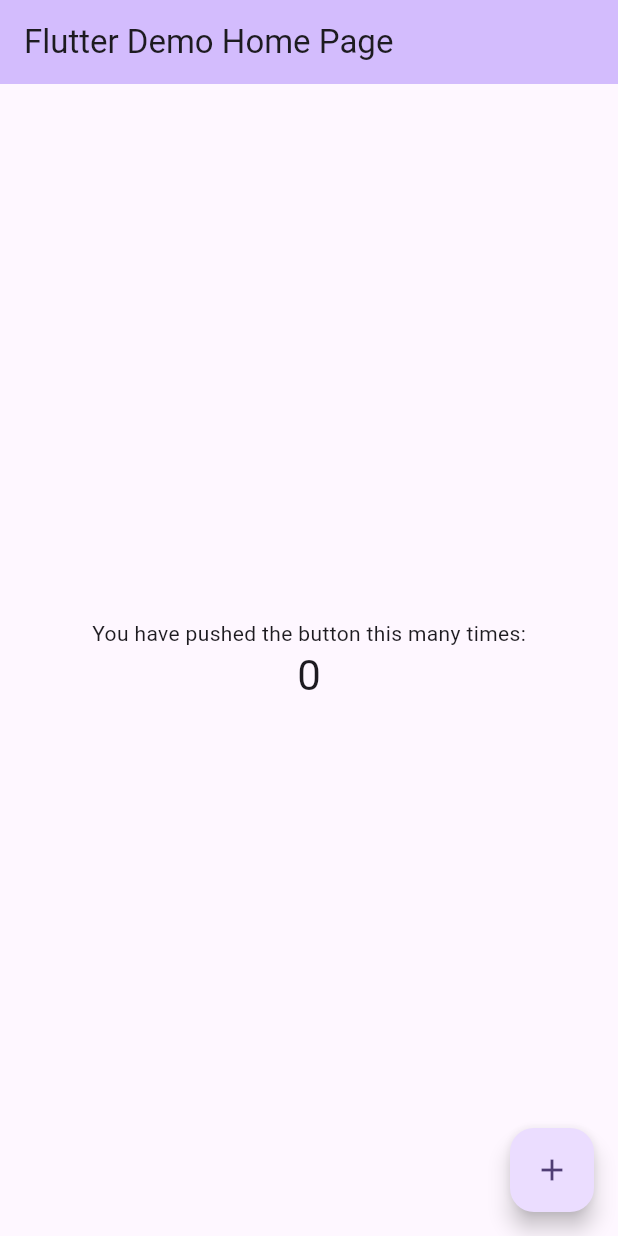
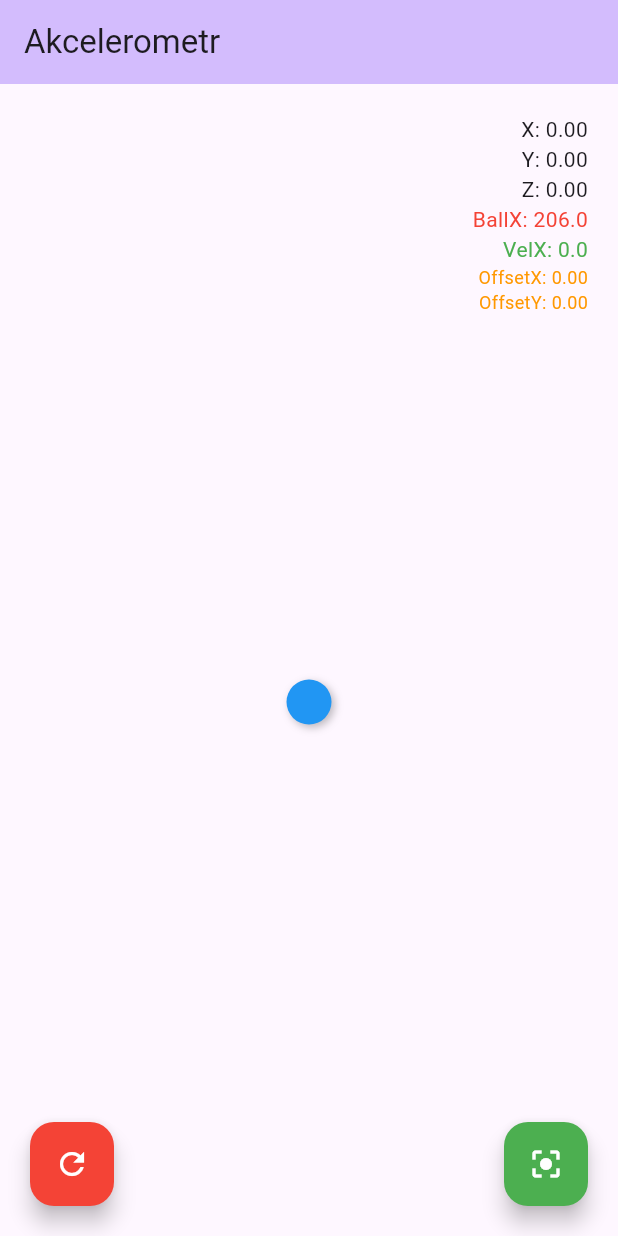
Before and after one commit to Cay00/BalanceGame, a Flutter app: the screen it shows after launch, on a phone screen of 412 x 824 dp. Run offline on Flutter 3.47's test engine with Material 3 defaults, Android fonts, the phone set to English and light mode, and no system bars; our stand-ins replace sensors_plus.

Commit message:
Add balance game with accelerometer control and physics
- Add ball physics with collisions
- Create accelerometer-based control with calibration
- Add responsive UI with data display
- Support surface calibration for any tilt

```diff
--- /dev/null
+++ b/lib/ball_widget.dart
@@ -0,0 +1,40 @@
+import 'package:flutter/material.dart';
+
+/// Widget kulki
+///
+/// Wyświetla obiekt w określonej pozycji
+class BallWidget extends StatelessWidget {
+  final double x;
+  final double y;
+  final double size;
+
+  const BallWidget({
+    super.key,
+    required this.x,
+    required this.y,
+    this.size = 30.0,
+  });
+
+  @override
+  Widget build(BuildContext context) {
+    return Positioned(
+      left: x - size / 2, // Pozycja kulki - połowa szerokości
+      top: y - size / 2, // Pozycja kulki - połowa wysokości
+      child: Container(
+        width: size,
+        height: size,
+        decoration: const BoxDecoration(
+          color: Colors.blue,
+          shape: BoxShape.circle,
+          boxShadow: [
+            BoxShadow(
+              color: Colors.black26,
+              blurRadius: 4,
+              offset: Offset(2, 2),
+            ),
+          ],
+        ),
+      ),
+    );
+  }
+}
--- /dev/null
+++ b/lib/data_panel.dart
@@ -0,0 +1,74 @@
+import 'package:flutter/material.dart';
+
+/// Panel wyświetlający dane z akcelerometru
+///
+/// Pokazuje w prawym górnym rogu:
+/// - Wartości X, Y, Z z akcelerometru
+/// - Pozycję i prędkość kulki
+/// - Offsety kalibracji
+class DataPanel extends StatelessWidget {
+  final double x;
+  final double y;
+  final double z;
+  final double ballX;
+  final double velocityX;
+  final double offsetX;
+  final double offsetY;
+
+  const DataPanel({
+    super.key,
+    required this.x,
+    required this.y,
+    required this.z,
+    required this.ballX,
+    required this.velocityX,
+    required this.offsetX,
+    required this.offsetY,
+  });
+
+  @override
+  Widget build(BuildContext context) {
+    return Positioned(
+      top: 20,
+      right: 20,
+      child: Column(
+        crossAxisAlignment: CrossAxisAlignment.end,
+        children: [
+          // Dane z akcelerometru
+          Text(
+            'X: ${x.toStringAsFixed(2)}',
+            style: const TextStyle(fontSize: 14),
+          ),
+          Text(
+            'Y: ${y.toStringAsFixed(2)}',
+            style: const TextStyle(fontSize: 14),
+          ),
+          Text(
+            'Z: ${z.toStringAsFixed(2)}',
+            style: const TextStyle(fontSize: 14),
+          ),
+
+          // Stan kulki
+          Text(
+            'BallX: ${ballX.toStringAsFixed(1)}',
+            style: const TextStyle(fontSize: 14, color: Colors.red),
+          ),
+          Text(
+            'VelX: ${velocityX.toStringAsFixed(1)}',
+            style: const TextStyle(fontSize: 14, color: Colors.green),
+          ),
+
+          // Offsety kalibracji
+          Text(
+            'OffsetX: ${offsetX.toStringAsFixed(2)}',
+            style: const TextStyle(fontSize: 12, color: Colors.orange),
+          ),
+          Text(
+            'OffsetY: ${offsetY.toStringAsFixed(2)}',
+            style: const TextStyle(fontSize: 12, color: Colors.orange),
+          ),
+        ],
+      ),
+    );
+  }
+}
--- /dev/null
+++ b/lib/game_physics.dart
@@ -0,0 +1,111 @@
+/// Fizyka gry - zarządza ruchem kulki i kolizjami
+///
+/// Zawiera:
+/// - Pozycję i prędkość kulki
+/// - Parametry fizyki (grawitacja, tarcie)
+/// - Kalibrację akcelerometru
+/// - Logikę kolizji ze ścianami
+
+class GamePhysics {
+  // === FIZYKA KULKI ===
+  double ballX = 0.0; // Pozycja kulki w osi X (piksele)
+  double ballY = 0.0; // Pozycja kulki w osi Y (piksele)
+  double velocityX = 0.0; // Prędkość kulki w osi X (piksele/klatka)
+  double velocityY = 0.0; // Prędkość kulki w osi Y (piksele/klatka)
+
+  // === PARAMETRY FIZYKI ===
+  double gravity = 0.1; // Siła grawitacji
+  double friction = 0.95; // Tarcie (0.95 = 5% utraty prędkości na klatkę)
+  double forceMultiplier = 0.5; // Mnożnik siły z akcelerometru
+
+  // === KALIBRACJA AKCELEROMETRU ===
+  double offsetX = 0.0; // Offset X - wartość gdy telefon leży płasko
+  double offsetY = 0.0; // Offset Y - wartość gdy telefon leży płasko
+
+  // === WYMIARY EKRANU ===
+  double screenWidth = 0.0;
+  double screenHeight = 0.0;
+
+  /// Inicjalizuje fizykę z wymiarami ekranu
+  void initialize(double width, double height) {
+    screenWidth = width;
+    screenHeight = height;
+    // Ustaw kulkę na środku ekranu
+    ballX = width / 2;
+    ballY = height / 2;
+  }
+
+  /// Resetuje pozycję kulki na środek ekranu i zatrzymuje ją
+  void resetBall() {
+    ballX = screenWidth / 2;
+    ballY = screenHeight / 2;
+    velocityX = 0.0;
+    velocityY = 0.0;
+  }
+
+  /// Kalibruje akcelerometr - zapisuje aktualne wartości jako "poziom 0"
+  void calibrate(double x, double y) {
+    offsetX = x;
+    offsetY = y;
+    velocityX = 0.0;
+    velocityY = 0.0;
+  }
+
+  /// Aktualizuje fizykę kulki na podstawie danych z akcelerometru
+  ///
+  /// Wykonuje:
+  /// 1. Dodanie siły z akcelerometru do prędkości
+  /// 2. Dodanie grawitacji
+  /// 3. Zastosowanie tarcia
+  /// 4. Aktualizację pozycji kulki
+  /// 5. Detekcję kolizji ze ścianami i odbicia
+  void updatePhysics(double accelX, double accelY) {
+    // === DODAJ SIŁĘ Z AKCELEROMETRU ===
+    // Używa offsetów z kalibracji - różnica od "poziomu 0"
+    velocityX += -(accelX - offsetX) * forceMultiplier; // X akcelerometru → ruch w lewo/prawo
+    velocityY += (accelY - offsetY) * forceMultiplier; // Y akcelerometru → ruch w górę/dół
+
+    // === GRAWITACJA ===
+    // Działa tylko gdy telefon jest znacząco pochylony w obu osiach względem skalibrowanej pozycji
+    if ((accelX - offsetX).abs() > 0.1 || (accelY - offsetY).abs() > 0.1) {
+      // Próg 0.1 dla znaczącego pochylenia
+      velocityY += gravity;
+    }
+
+    // === TARCIE ===
+    // Spowalnia kulkę (0.95 = 5% utraty prędkości na klatkę)
+    velocityX *= friction;
+    velocityY *= friction;
+
+    // === AKTUALIZACJA POZYCJI ===
+    ballX += velocityX;
+    ballY += velocityY;
+
+    // === KOLIZJE ZE ŚCIANAMI ===
+    _handleCollisions();
+  }
+
+  /// Obsługuje kolizje kulki ze ścianami ekranu
+  void _handleCollisions() {
+    // Lewa ściana
+    if (ballX < 15) {
+      ballX = 15;
+      velocityX = -velocityX * 0.8; // Odbicie z utratą 20% energii
+    }
+    // Prawa ściana
+    if (ballX > screenWidth - 15) {
+      ballX = screenWidth - 15;
+      velocityX = -velocityX * 0.8;
+    }
+    // Górna ściana
+    if (ballY < 15) {
+      ballY = 15;
+      velocityY = -velocityY * 0.8;
+    }
+    // Dolna ściana (zostaw miejsce na AppBar)
+    if (ballY > screenHeight - 100) {
+      ballY = screenHeight - 100;
+      velocityY = -velocityY * 0.8;
+    }
+  }
+}
--- a/lib/main.dart
+++ b/lib/main.dart
@@ -1,51 +1,39 @@
+import 'dart:async';
 import 'package:flutter/material.dart';
+import 'package:sensors_plus/sensors_plus.dart';
+import 'game_physics.dart';
+import 'ball_widget.dart';
+import 'data_panel.dart';
 
+/// Aplikacja Balance Game - gra z kulką sterowaną akcelerometrem
+///
+/// Gra polega na sterowaniu kulką poprzez pochylanie telefonu.
+/// Kulka reaguje na dane z akcelerometru i porusza się z fizyką
+/// (prędkość, tarcie, grawitacja, odbicia od ścian).
 void main() {
   runApp(const MyApp());
 }
 
+/// Główny widget aplikacji
 class MyApp extends StatelessWidget {
   const MyApp({super.key});
 
-  // This widget is the root of your application.
   @override
   Widget build(BuildContext context) {
     return MaterialApp(
-      title: 'Flutter Demo',
+      title: 'Balance Game - Akcelerometr',
+      debugShowCheckedModeBanner: false, // Ukrywa "DEBUG" banner w rogu
       theme: ThemeData(
-        // This is the theme of your application.
-        //
-        // TRY THIS: Try running your application with "flutter run". You'll see
-        // the application has a purple toolbar. Then, without quitting the app,
-        // try changing the seedColor in the colorScheme below to Colors.green
-        // and then invoke "hot reload" (save your changes or press the "hot
-        // reload" button in a Flutter-supported IDE, or press "r" if you used
-        // the command line to start the app).
-        //
-        // Notice that the counter didn't reset back to zero; the application
-        // state is not lost during the reload. To reset the state, use hot
-        // restart instead.
-        //
-        // This works for code too, not just values: Most code changes can be
-        // tested with just a hot reload.
         colorScheme: ColorScheme.fromSeed(seedColor: Colors.deepPurple),
       ),
-      home: const MyHomePage(title: 'Flutter Demo Home Page'),
+      home: const MyHomePage(title: 'Akcelerometr'),
     );
   }
 }
 
+/// Główna strona gry z kulką i akcelerometrem
 class MyHomePage extends StatefulWidget {
   const MyHomePage({super.key, required this.title});
-
-  // This widget is the home page of your application. It is stateful, meaning
-  // that it has a State object (defined below) that contains fields that affect
-  // how it looks.
-
-  // This class is the configuration for the state. It holds the values (in this
-  // case the title) provided by the parent (in this case the App widget) and
-  // used by the build method of the State. Fields in a Widget subclass are
-  // always marked "final".
 
   final String title;
 
@@ -53,70 +41,146 @@ class MyHomePage extends StatefulWidget {
   State<MyHomePage> createState() => _MyHomePageState();
 }
 
+/// Stan głównej strony gry
+///
+/// Zarządza wszystkimi danymi gry i fizyką kulki
 class _MyHomePageState extends State<MyHomePage> {
-  int _counter = 0;
+  // === DANE Z AKCELEROMETRU ===
+  double _x = 0.0; // Wartość X akcelerometru (pochylanie w lewo/prawo)
+  double _y = 0.0; // Wartość Y akcelerometru (pochylanie w górę/dół)
+  double _z = 0.0; // Wartość Z akcelerometru (obrót telefonu)
 
-  void _incrementCounter() {
-    setState(() {
-      // This call to setState tells the Flutter framework that something has
-      // changed in this State, which causes it to rerun the build method below
-      // so that the display can reflect the updated values. If we changed
-      // _counter without calling setState(), then the build method would not be
-      // called again, and so nothing would appear to happen.
-      _counter++;
+  // === FIZYKA GRY ===
+  late GamePhysics _physics;
+
+  // === SUBSCRIPTIONS I TIMERY ===
+  StreamSubscription<AccelerometerEvent>?
+      _accelerometerSubscription; // Pobieranie danych akcelerometru
+  Timer? _physicsTimer; // Timer dla pętli fizyki (60 FPS)
+
+  /// Inicjalizacja komponentu
+  ///
+  /// Uruchamia:
+  /// - Pętlę fizyki (60 FPS = co 16ms)
+  /// - Pobieranie danych z akcelerometru
+  @override
+  void initState() {
+    super.initState();
+
+    // Inicjalizuj fizykę gry
+    _physics = GamePhysics();
+
+    // Uruchom pętlę fizyki (60 FPS = co 16ms)
+    _physicsTimer = Timer.periodic(const Duration(milliseconds: 16), (timer) {
+      _updatePhysics();
+    });
+
+    // Pobieraj dane z akcelerometru
+    _accelerometerSubscription = accelerometerEvents.listen((
+      AccelerometerEvent event,
+    ) {
+      setState(() {
+        _x = event.x; // Pochylanie w lewo/prawo
+        _y = event.y; // Pochylanie w górę/dół
+        _z = event.z; // Obrót telefonu
+      });
     });
   }
 
+  /// Aktualizuje fizykę gry
+  void _updatePhysics() {
+    _physics.updatePhysics(_x, _y);
+    setState(() {}); // Odśwież UI
+  }
+
+  /// Resetuje pozycję kulki na środek ekranu i zatrzymuje ją
+  void _resetBall() {
+    _physics.resetBall();
+    setState(() {});
+  }
+
+  /// Kalibruje akcelerometr - zapisuje aktualne wartości jako "poziom 0"
+  void _calibrate() {
+    _physics.calibrate(_x, _y);
+    setState(() {});
+  }
+
+  /// Czyszczenie zasobów przy zamykaniu komponentu
+  @override
+  void dispose() {
+    _accelerometerSubscription
+        ?.cancel(); // Zatrzymaj pobieranie danych akcelerometru
+    _physicsTimer?.cancel(); // Zatrzymaj pętlę fizyki
+    super.dispose();
+  }
+
+  /// Buduje interfejs użytkownika gry
+  ///
+  /// Zawiera:
+  /// - Kulka
+  /// - Przycisk Reset
+  /// - Przycisk Kalibracja
+  /// - Panel danych z akcelerometru
   @override
   Widget build(BuildContext context) {
-    // This method is rerun every time setState is called, for instance as done
-    // by the _incrementCounter method above.
-    //
-    // The Flutter framework has been optimized to make rerunning build methods
-    // fast, so that you can just rebuild anything that needs updating rather
-    // than having to individually change instances of widgets.
+    // Inicjalizuj fizykę z wymiarami ekranu (tylko raz)
+    if (_physics.screenWidth == 0) {
+      _physics.initialize(
+        MediaQuery.of(context).size.width,
+        MediaQuery.of(context).size.height,
+      );
+    }
+
     return Scaffold(
       appBar: AppBar(
-        // TRY THIS: Try changing the color here to a specific color (to
-        // Colors.amber, perhaps?) and trigger a hot reload to see the AppBar
-        // change color while the other colors stay the same.
         backgroundColor: Theme.of(context).colorScheme.inversePrimary,
-        // Here we take the value from the MyHomePage object that was created by
-        // the App.build method, and use it to set our appbar title.
         title: Text(widget.title),
       ),
-      body: Center(
-        // Center is a layout widget. It takes a single child and positions it
-        // in the middle of the parent.
-        child: Column(
-          // Column is also a layout widget. It takes a list of children and
-          // arranges them vertically. By default, it sizes itself to fit its
-          // children horizontally, and tries to be as tall as its parent.
-          //
-          // Column has various properties to control how it sizes itself and
-          // how it positions its children. Here we use mainAxisAlignment to
-          // center the children vertically; the main axis here is the vertical
-          // axis because Columns are vertical (the cross axis would be
-          // horizontal).
-          //
-          // TRY THIS: Invoke "debug painting" (choose the "Toggle Debug Paint"
-          // action in the IDE, or press "p" in the console), to see the
-          // wireframe for each widget.
-          mainAxisAlignment: MainAxisAlignment.center,
-          children: <Widget>[
-            const Text('You have pushed the button this many times:'),
-            Text(
-              '$_counter',
-              style: Theme.of(context).textTheme.headlineMedium,
+      body: Stack(
+        children: [
+          // === KULKA Z FIZYKĄ ===
+          BallWidget(
+            x: _physics.ballX,
+            y: _physics.ballY,
+          ),
+
+          // === PRZYCISK RESET ===
+          // Resetuje pozycję kulki
+          Positioned(
+            bottom: 20,
+            left: 20,
+            child: FloatingActionButton(
+              onPressed: _resetBall,
+              backgroundColor: Colors.red,
+              child: const Icon(Icons.refresh, color: Colors.white),
             ),
-          ],
-        ),
+          ),
+
+          // === PRZYCISK KALIBRACJA ===
+          // Kalibruje akcelerometr
+          Positioned(
+            bottom: 20,
+            right: 20,
+            child: FloatingActionButton(
+              onPressed: _calibrate,
+              backgroundColor: Colors.green,
+              child: const Icon(Icons.center_focus_strong, color: Colors.white),
+            ),
+          ),
+
+          // === PANEL DANYCH ===
+          // Wyświetla dane z akcelerometru i stan kulki
+          DataPanel(
+            x: _x,
+            y: _y,
+            z: _z,
+            ballX: _physics.ballX,
+            velocityX: _physics.velocityX,
+            offsetX: _physics.offsetX,
+            offsetY: _physics.offsetY,
+          ),
+        ],
       ),
-      floatingActionButton: FloatingActionButton(
-        onPressed: _incrementCounter,
-        tooltip: 'Increment',
-        child: const Icon(Icons.add),
-      ), // This trailing comma makes auto-formatting nicer for build methods.
     );
   }
 }
```
Also changed, not shown: pubspec.yaml (+2 -70 lines), pubspec.lock.
